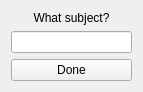
The window that designer/anki_subject.ui (CoreySpohn/work_tools) describes before a commit, drawn with Qt 5.
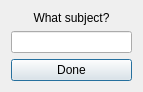
The same window after the commit.

Commit message: Adding enter completion to the popup windows

What changed in the file:
```diff
--- a/designer/anki_subject.ui
+++ b/designer/anki_subject.ui
@@ -32,6 +32,12 @@
      <property name="text">
       <string>Done</string>
      </property>
+     <property name="autoDefault">
+      <bool>true</bool>
+     </property>
+     <property name="default">
+      <bool>true</bool>
+     </property>
     </widget>
    </item>
   </layout>
```
The commit also changes 1 other file.
